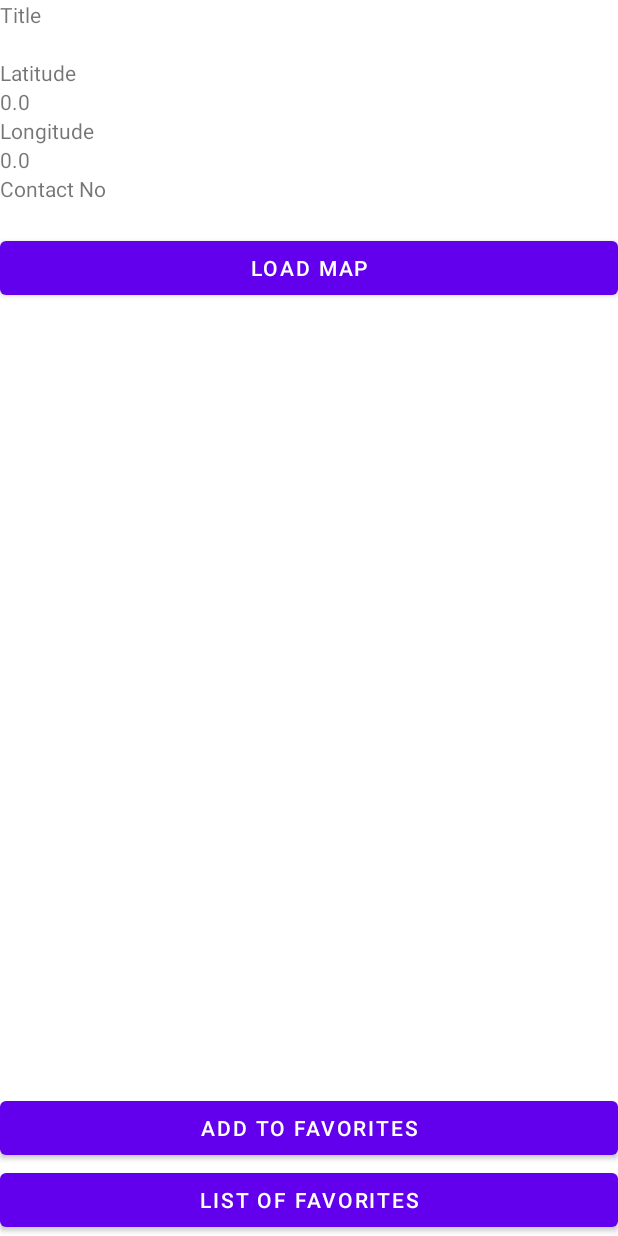
After one commit to chaohao1214/GroupProject, an Android app: the fragment StationDetailsFragment shown on its own in the app's theme, on a phone screen of 412 x 824 dp. The commit adds this screen. Run offline under Robolectric (Android 15) with nearby library versions, the phone set to English and light mode, and no system bars.

```diff
--- /dev/null
+++ b/app/src/main/java/com/example/groupproject/MyDatabaseOpenHelper.java
@@ -0,0 +1,82 @@
+package com.example.groupproject;
+import android.app.Activity;
+import android.database.sqlite.SQLiteDatabase;
+import android.database.sqlite.SQLiteOpenHelper;
+import android.util.Log;
+
+/**
+ * Class helps to create, update a database
+ */
+public class MyDatabaseOpenHelper extends SQLiteOpenHelper {
+    /**
+     * database name
+     */
+    public static final String DATABASE_NAME = "MyDatabaseFile";
+    /**
+     * version of a database
+     */
+    public static final int VERSION_NUM = 1;
+    /**
+     * table name
+     */
+    public static final String TABLE_NAME = "Stations";
+    /**
+     * column name in a table
+     */
+    public static final String COL_ID = "_id";
+    /**
+     * column name in a table
+     */
+    public static final String COL_TITLE = "TITLE";
+    /**
+     * column name in a table
+     */
+    public static final String COL_LATITUDE = "LATITUDE";
+    /**
+     * column name in a table
+     */
+    public static final String COL_LONGITUDE = "LONGITUDE";
+    /**
+     * column name in a table
+     */
+    public static final String COL_PHONE = "PHONE";
+    /**
+     * Constructor to create a database open helper
+     * @param ctx activity
+     */
+    public MyDatabaseOpenHelper(Activity ctx){
+        super(ctx, DATABASE_NAME, null, VERSION_NUM );
+    }
+    /**
+     * Methods creates a table
+     * @param db database
+     */
+    public void onCreate(SQLiteDatabase db) {
+        db.execSQL("CREATE TABLE " + TABLE_NAME + "( "
+                + COL_ID +" INTEGER PRIMARY KEY AUTOINCREMENT,"
+                + COL_TITLE + " TEXT, " + COL_LATITUDE + " REAL, "
+                + COL_LONGITUDE + " REAL, " + COL_PHONE + " TEXT)");
+    }
+    /**
+     * Methods upgrades a database
+     * @param db database
+     * @param oldVersion old version number
+     * @param newVersion new version number
+     */
+    public void onUpgrade(SQLiteDatabase db, int oldVersion, int newVersion) {
+        Log.i("Database upgrade", "Old version:" + oldVersion + " newVersion:"+newVersion);
+        db.execSQL("DROP TABLE IF EXISTS " + TABLE_NAME);
+        onCreate(db);
+    }
+    /**
+     * Method downgrades a database
+     * @param db database
+     * @param oldVersion old version number
+     * @param newVersion new version number
+     */
+    public void onDowngrade(SQLiteDatabase db, int oldVersion, int newVersion) {
+        Log.i("Database downgrade", "Old version:" + oldVersion + " newVersion:"+newVersion);
+        db.execSQL("DROP TABLE IF EXISTS " + TABLE_NAME);
+        onCreate(db);
+    }
+}
--- a/app/src/main/java/com/example/groupproject/StationAdapter.java
+++ b/app/src/main/java/com/example/groupproject/StationAdapter.java
@@ -15,7 +15,7 @@ public class StationAdapter extends RecyclerView.Adapter<StationAdapter.StationV
     private Context mContext;
     private ArrayList<StationObject> mStationList;
 
-    public StationAdapter(Context context, ArrayList<StationObject> stationList){
+    public StationAdapter(Context context, ArrayList<StationObject> stationList, boolean b){
         mContext = context;
         mStationList = stationList;
     }
--- /dev/null
+++ b/app/src/main/java/com/example/groupproject/StationDetailsFragment.java
@@ -0,0 +1,88 @@
+package com.example.groupproject;
+
+import android.content.ContentValues;
+import android.content.Intent;
+import android.database.sqlite.SQLiteDatabase;
+import android.net.Uri;
+import android.os.Bundle;
+import android.view.LayoutInflater;
+import android.view.View;
+import android.view.ViewGroup;
+import android.widget.Button;
+import android.widget.TextView;
+
+import androidx.appcompat.app.AlertDialog;
+import androidx.fragment.app.Fragment;
+
+import java.util.Locale;
+
+public class StationDetailsFragment extends Fragment {
+
+
+    int stationPosition;
+
+    TextView title;
+    TextView latitude;
+    TextView longitude;
+    TextView contactNo;
+
+    String mTitle;
+    double mLatitude;
+    double mLongitude;
+    String mContactNo;
+    long id;
+
+    public View onCreateView(LayoutInflater inflater, ViewGroup container, Bundle savedInstanceState) {
+        View stationDetailsView = inflater.inflate(R.layout.station_item_details, container, false);
+
+
+        StationObject station = new StationObject(id, mTitle,mLatitude, mLongitude, mContactNo);
+
+        title = (TextView) stationDetailsView.findViewById(R.id.title);
+        String stationTitle = station.getTitle();
+        title.setText(stationTitle);
+
+        latitude = (TextView) stationDetailsView.findViewById(R.id.latitudeResult);
+        double latitudeValue = station.getLatitude();
+        latitude.setText(Double.toString(latitudeValue));
+
+        longitude = (TextView) stationDetailsView.findViewById(R.id.longitudeResult);
+        double longitudeValue = station.getLongitude();
+        longitude.setText(Double.toString(longitudeValue));
+
+        contactNo = (TextView) stationDetailsView.findViewById(R.id.phoneResult);
+        String phoneNumber = station.getContactNo();
+        contactNo.setText(phoneNumber);
+
+
+        // Google map intent
+        Button loadMapBtn = (Button) stationDetailsView.findViewById(R.id.loadMap);
+        loadMapBtn.setOnClickListener(clk -> {
+            String uri = String.format(Locale.ENGLISH, "http://maps.google.com/maps?q=loc:%f,%f", latitudeValue, longitudeValue);
+            Uri intentUri = Uri.parse(uri);
+            Intent mapIntent = new Intent(Intent.ACTION_VIEW, intentUri);
+            mapIntent.setPackage("com.google.android.apps.maps");
+            startActivity(mapIntent);
+        });
+
+        MyDatabaseOpenHelper dbOpener = new MyDatabaseOpenHelper(this.getActivity());
+        SQLiteDatabase db = dbOpener.getWritableDatabase();
+        Button addBtn = (Button) stationDetailsView.findViewById(R.id.addButton);
+        addBtn.setOnClickListener(click -> {
+            ContentValues newRowValues = new ContentValues();
+            newRowValues.put(MyDatabaseOpenHelper.COL_TITLE, stationTitle);
+            newRowValues.put(MyDatabaseOpenHelper.COL_LATITUDE, latitudeValue);
+            newRowValues.put(MyDatabaseOpenHelper.COL_LONGITUDE, longitudeValue);
+            newRowValues.put(MyDatabaseOpenHelper.COL_PHONE, phoneNumber);
+            long newId = db.insert(MyDatabaseOpenHelper.TABLE_NAME, null, newRowValues);
+
+            AlertDialog.Builder builder = new AlertDialog.Builder(this.getContext());
+            AlertDialog dialog = builder.setMessage("Station was added to the list of favourite stations")
+                    .setPositiveButton("OK", (d,w) -> {  /* nothing */})
+                    .create();
+            dialog.show();
+        });
+
+        return stationDetailsView;
+    }
+}
--- a/app/src/main/java/com/example/groupproject/StationObject.java
+++ b/app/src/main/java/com/example/groupproject/StationObject.java
@@ -6,9 +6,10 @@ public class StationObject {
         private double mLatitude;
         private double mLongitude;
         private String mContactNo;
+        private long mId;
 
-    public StationObject(String Title, double latitude, double longitude, String contactNo) {
-            mTitle = Title;
+    public StationObject(long id, String title, double latitude, double longitude, String contactNo) {
+            mTitle = title;
             mLatitude = latitude;
             mLongitude = longitude;
             mContactNo = contactNo;
@@ -29,23 +30,9 @@ public class StationObject {
              return mContactNo;
         }
 
-//        public void setTitle(String setTitle) {
-//            mTitle = setTitle;
-//        }
-//
-//        public void setLatitude(double setLatitude) {
-//            mLatitude = setLatitude;
-//        }
-//
-//        public void setLongitude(double setLongitude) {
-//            mLongitude = setLongitude;
-//        }
-//
-//        public void setmContactNo(String setContactNo) {
-//            mContactNo = setContactNo;
-//        }
-
-
+        public long getId() {
+        return mId;
+    }
 
 
 }
--- /dev/null
+++ b/app/src/main/res/layout/station_item_details.xml
@@ -0,0 +1,83 @@
+<?xml version="1.0" encoding="utf-8"?>
+<RelativeLayout xmlns:android="http://schemas.android.com/apk/res/android"
+    android:layout_width="match_parent"
+    android:layout_height="match_parent">
+
+    <TextView
+        android:layout_width="wrap_content"
+        android:layout_height="wrap_content"
+        android:id="@+id/textTitle"
+        android:text="@string/title"/>
+
+    <TextView
+        android:layout_width="wrap_content"
+        android:layout_height="wrap_content"
+        android:id="@+id/title"
+        android:layout_below="@id/textTitle"
+        android:text="@string/title"/>
+
+    <TextView
+        android:layout_below="@id/title"
+        android:id="@+id/textLatitude"
+        android:layout_width="wrap_content"
+        android:layout_height="wrap_content"
+        android:text="@string/latitude"/>
+
+    <TextView android:layout_width="wrap_content"
+        android:layout_height="wrap_content"
+        android:id="@+id/latitudeResult"
+        android:text="@string/latitude"
+        android:layout_below="@id/textLatitude"/>
+    <TextView
+        android:layout_below="@id/latitudeResult"
+        android:id="@+id/textLongitude"
+        android:layout_width="wrap_content"
+        android:layout_height="wrap_content"
+        android:text="@string/longitude"/>
+
+    <TextView android:layout_width="wrap_content"
+        android:layout_height="wrap_content"
+        android:id="@+id/longitudeResult"
+        android:text="@string/longitude"
+        android:layout_below="@id/textLongitude"/>
+
+    <TextView
+        android:layout_width="wrap_content"
+        android:layout_height="wrap_content"
+        android:id="@+id/phone"
+        android:text="@string/phone"
+        android:layout_below="@id/longitudeResult"/>
+
+    <TextView
+        android:layout_width="wrap_content"
+        android:layout_height="wrap_content"
+        android:id="@+id/phoneResult"
+        android:text="@string/phone"
+        android:layout_below="@id/phone"/>
+
+    <Button
+        android:layout_width="match_parent"
+        android:layout_height="wrap_content"
+        android:id="@+id/loadMap"
+        android:text="@string/loadMap"
+        android:layout_below="@id/phoneResult"/>
+
+    <Button
+        android:id="@+id/addButton"
+        android:layout_width="wrap_content"
+        android:layout_height="wrap_content"
+        android:layout_above="@id/listOfFavouritesButton"
+        android:layout_alignParentStart="true"
+        android:layout_alignParentEnd="true"
+        android:text="@string/add"/>
+
+    <Button
+        android:id="@+id/listOfFavouritesButton"
+        android:layout_width="wrap_content"
+        android:layout_height="wrap_content"
+        android:layout_alignParentBottom="true"
+        android:layout_alignParentStart="true"
+        android:layout_alignParentEnd="true"
+        android:text="@string/listOfFavourites"/>
+
+</RelativeLayout>
--- a/app/src/main/res/values/strings.xml
+++ b/app/src/main/res/values/strings.xml
@@ -8,5 +8,14 @@
 
     <!--Car Charging -->
     <string name="findButtonText">Find Stations</string >
+    <string name="title">Title</string>
+    <string name="latitude">Latitude</string>
+    <string name="longitude">Longitude</string>
+    <string name="phone">Contact No</string>
+    <string name="loadMap">Load Map</string>
+    <string name="add">Add to Favorites</string>
+    <string name="listOfFavourites">List of Favorites</string>
+    <string name="deleteButton">DELETE</string>
+
 
 </resources>
```
Also changed, not shown: app/src/main/java/com/example/groupproject/SearchStation.java (+5 -13 lines), app/src/main/java/com/example/groupproject/StationListFragment.java (added, +32 -0 lines), app/src/main/java/com/example/groupproject/stationFavorites.java (added, +84 -0 lines), app/src/main/res/layout/activity_car_charging_station_favourites.xml (added, +23 -0 lines), app/src/main/res/layout/station_fragment_layout.xml (added, +10 -0 lines), 1 other file.
